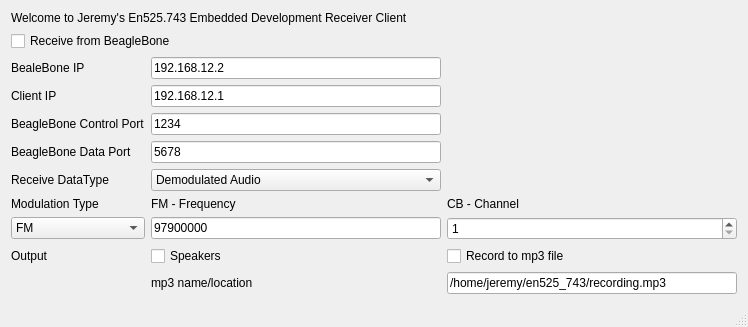
This is sdr_client/src/mainwindow.ui in jprince14/en525.743 as Qt 5 draws it before an edit. The edited form follows.
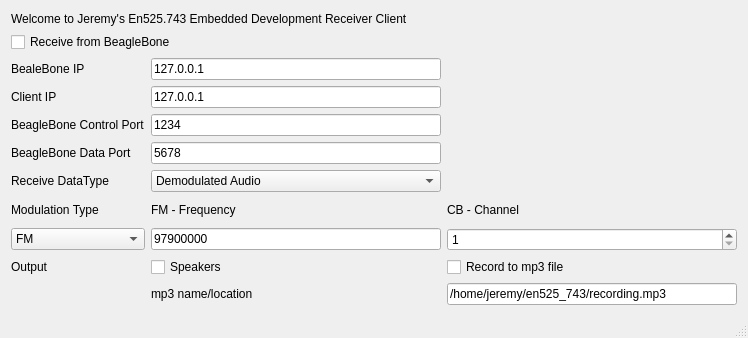
This is the edited form.

The edit to the form file:
```diff
--- a/sdr_client/src/mainwindow.ui
+++ b/sdr_client/src/mainwindow.ui
@@ -7,7 +7,7 @@
     <x>0</x>
     <y>0</y>
     <width>748</width>
-    <height>309</height>
+    <height>338</height>
    </rect>
   </property>
   <property name="windowTitle">
@@ -164,7 +164,7 @@
         <item row="1" column="1">
          <widget class="QLineEdit" name="beaglebone_ip">
           <property name="text">
-           <string>192.168.12.2</string>
+           <string>127.0.0.1</string>
           </property>
          </widget>
         </item>
@@ -178,7 +178,7 @@
         <item row="2" column="1">
          <widget class="QLineEdit" name="Client_IP">
           <property name="text">
-           <string>192.168.12.1</string>
+           <string>127.0.0.1</string>
           </property>
          </widget>
         </item>
```
Left out of the diff: 14 changed lines with no effect on the pictures.
